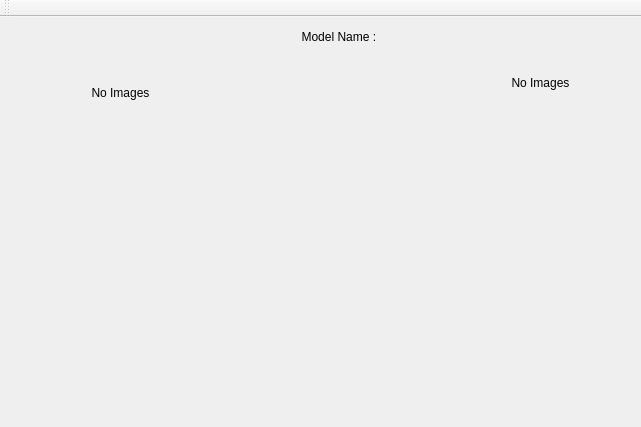
Before: the Qt Designer form mainwindow.ui in Epsilon-K/MNIST_Digits_Recognition, drawn with Qt 5.
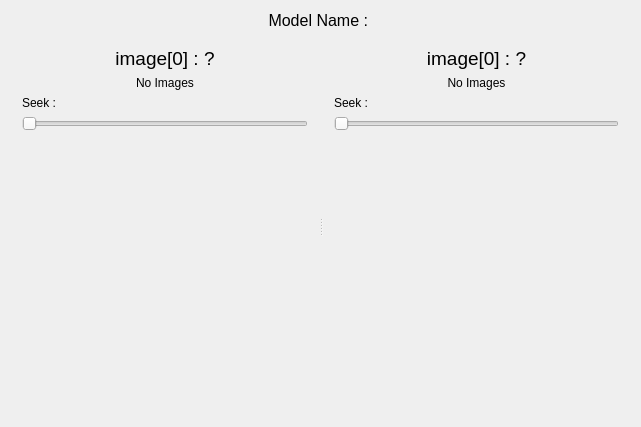
After: the same form once the commit is applied.

Commit message: Loading the dataset and Viewing the images

Diff of the .ui file:
```diff
--- a/mainwindow.ui
+++ b/mainwindow.ui
@@ -14,54 +14,178 @@
    <string>MainWindow</string>
   </property>
   <widget class="QWidget" name="centralWidget">
-   <widget class="QLabel" name="label">
-    <property name="geometry">
-     <rect>
-      <x>50</x>
-      <y>40</y>
-      <width>141</width>
-      <height>71</height>
-     </rect>
-    </property>
-    <property name="text">
-     <string>No Images</string>
-    </property>
-    <property name="alignment">
-     <set>Qt::AlignCenter</set>
-    </property>
-   </widget>
-   <widget class="QLabel" name="label_2">
-    <property name="geometry">
-     <rect>
-      <x>470</x>
-      <y>30</y>
-      <width>141</width>
-      <height>71</height>
-     </rect>
-    </property>
-    <property name="text">
-     <string>No Images</string>
-    </property>
-    <property name="alignment">
-     <set>Qt::AlignCenter</set>
-    </property>
-   </widget>
-   <widget class="QLabel" name="label_3">
-    <property name="geometry">
-     <rect>
-      <x>160</x>
-      <y>10</y>
-      <width>361</width>
-      <height>20</height>
-     </rect>
-    </property>
-    <property name="text">
-     <string>Model Name : </string>
-    </property>
-    <property name="alignment">
-     <set>Qt::AlignCenter</set>
-    </property>
-   </widget>
+   <layout class="QVBoxLayout" name="verticalLayout_3" stretch="0,10">
+    <item>
+     <widget class="QLabel" name="modelLabel">
+      <property name="font">
+       <font>
+        <pointsize>12</pointsize>
+       </font>
+      </property>
+      <property name="text">
+       <string>Model Name : </string>
+      </property>
+      <property name="alignment">
+       <set>Qt::AlignCenter</set>
+      </property>
+     </widget>
+    </item>
+    <item>
+     <widget class="QSplitter" name="splitter">
+      <property name="orientation">
+       <enum>Qt::Horizontal</enum>
+      </property>
+      <widget class="QWidget" name="">
+       <layout class="QVBoxLayout" name="verticalLayout">
+        <item>
+         <widget class="QLabel" name="trainImgLabel">
+          <property name="font">
+           <font>
+            <pointsize>14</pointsize>
+           </font>
+          </property>
+          <property name="text">
+           <string>image[0] : ?</string>
+          </property>
+          <property name="alignment">
+           <set>Qt::AlignCenter</set>
+          </property>
+         </widget>
+        </item>
+        <item>
+         <widget class="QLabel" name="traingingImagesLabel">
+          <property name="sizePolicy">
+           <sizepolicy hsizetype="Preferred" vsizetype="Preferred">
+            <horstretch>0</horstretch>
+            <verstretch>0</verstretch>
+           </sizepolicy>
+          </property>
+          <property name="minimumSize">
+           <size>
+            <width>0</width>
+            <height>0</height>
+           </size>
+          </property>
+          <property name="text">
+           <string>No Images</string>
+          </property>
+          <property name="alignment">
+           <set>Qt::AlignCenter</set>
+          </property>
+         </widget>
+        </item>
+        <item>
+         <widget class="QLabel" name="label">
+          <property name="text">
+           <string>Seek : </string>
+          </property>
+         </widget>
+        </item>
+        <item>
+         <widget class="QSlider" name="trainImagSeekSlider">
+          <property name="minimum">
+           <number>0</number>
+          </property>
+          <property name="maximum">
+           <number>59999</number>
+          </property>
+          <property name="value">
+           <number>0</number>
+          </property>
+          <property name="orientation">
+           <enum>Qt::Horizontal</enum>
+          </property>
+         </widget>
+        </item>
+        <item>
+         <spacer name="verticalSpacer">
+          <property name="orientation">
+           <enum>Qt::Vertical</enum>
+          </property>
+          <property name="sizeHint" stdset="0">
+           <size>
+            <width>20</width>
+            <height>40</height>
+           </size>
+          </property>
+         </spacer>
+        </item>
+       </layout>
+      </widget>
+      <widget class="QWidget" name="">
+       <layout class="QVBoxLayout" name="verticalLayout_2">
+        <item>
+         <widget class="QLabel" name="testImgLabel">
+          <property name="font">
+           <font>
+            <pointsize>14</pointsize>
+           </font>
+          </property>
+          <property name="text">
+           <string>image[0] : ?</string>
+          </property>
+          <property name="alignment">
+           <set>Qt::AlignCenter</set>
+          </property>
+         </widget>
+        </item>
+        <item>
+         <widget class="QLabel" name="testingImagesLabel">
+          <property name="sizePolicy">
+           <sizepolicy hsizetype="Preferred" vsizetype="Preferred">
+            <horstretch>0</horstretch>
+            <verstretch>0</verstretch>
+           </sizepolicy>
+          </property>
+          <property name="minimumSize">
+           <size>
+            <width>0</width>
+            <height>0</height>
+           </size>
+          </property>
+          <property name="text">
+           <string>No Images</string>
+          </property>
+          <property name="alignment">
+           <set>Qt::AlignCenter</set>
+          </property>
+         </widget>
+        </item>
+        <item>
+         <widget class="QLabel" name="label_3">
+          <property name="text">
+           <string>Seek : </string>
+          </property>
+         </widget>
+        </item>
+        <item>
+         <widget class="QSlider" name="testImgSeekSlider">
+          <property name="maximum">
+           <number>9999</number>
+          </property>
+          <property name="orientation">
+           <enum>Qt::Horizontal</enum>
+          </property>
+         </widget>
+        </item>
+        <item>
+         <spacer name="verticalSpacer_2">
+          <property name="orientation">
+           <enum>Qt::Vertical</enum>
+          </property>
+          <property name="sizeHint" stdset="0">
+           <size>
+            <width>20</width>
+            <height>40</height>
+           </size>
+          </property>
+         </spacer>
+        </item>
+       </layout>
+      </widget>
+     </widget>
+    </item>
+   </layout>
   </widget>
   <widget class="QMenuBar" name="menuBar">
    <property name="geometry">
@@ -73,14 +197,6 @@
     </rect>
    </property>
   </widget>
-  <widget class="QToolBar" name="mainToolBar">
-   <attribute name="toolBarArea">
-    <enum>TopToolBarArea</enum>
-   </attribute>
-   <attribute name="toolBarBreak">
-    <bool>false</bool>
-   </attribute>
-  </widget>
  </widget>
  <layoutdefault spacing="6" margin="11"/>
  <resources/>
```
The commit also changes 3 other files.
